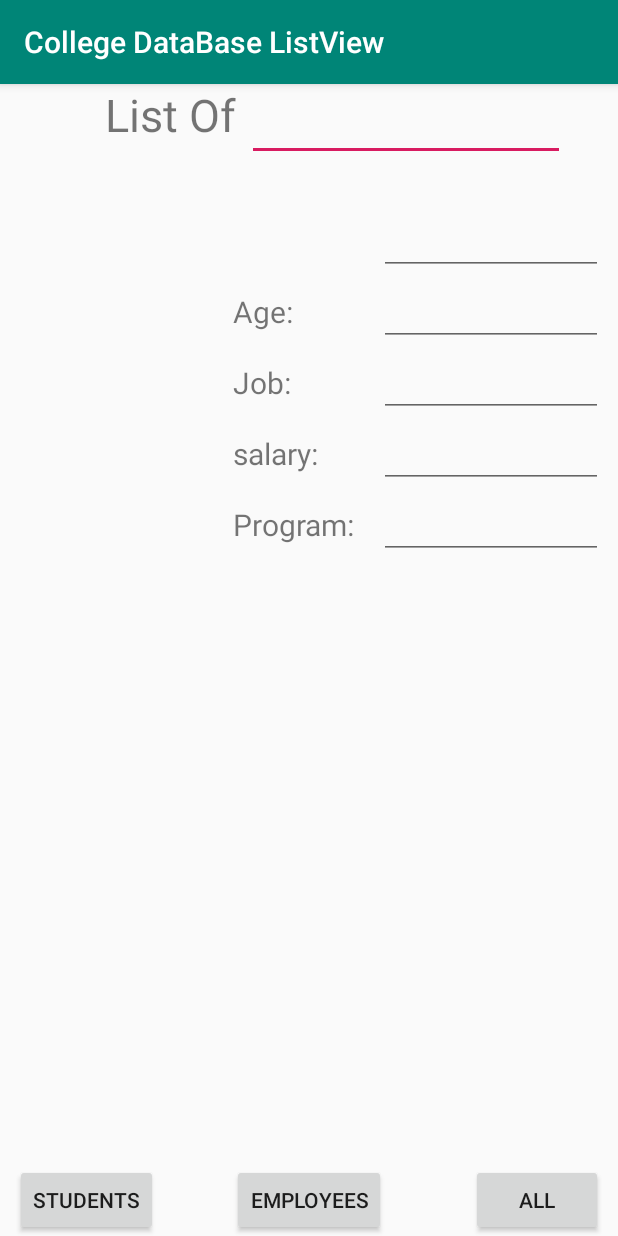
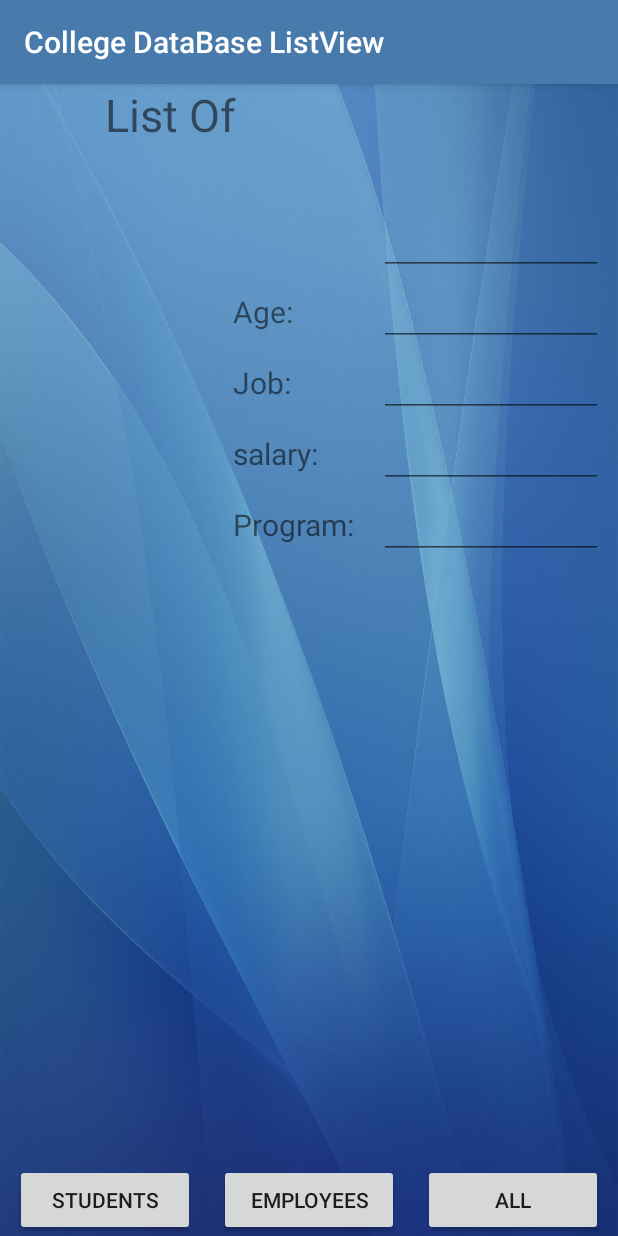
Before and after one commit to Saramazloumi/Employee-Student-listview, an Android app: the screen it shows after launch (MainActivity), on a phone screen of 412 x 824 dp. Run offline under Robolectric (Android 15) with nearby library versions, the phone set to English and light mode, and no system bars.

Commit message:
Design improved

```diff
--- a/app/src/main/res/drawable/item_pressed.xml
+++ b/app/src/main/res/drawable/item_pressed.xml
@@ -1,5 +1,5 @@
 <?xml version="1.0" encoding="utf-8"?>
 <shape xmlns:android="http://schemas.android.com/apk/res/android">
-    <solid android:color="#6d7de6"></solid>
+    <solid android:color="#dfad5d"></solid>
 
 </shape>
--- a/app/src/main/res/drawable/listview_style.xml
+++ b/app/src/main/res/drawable/listview_style.xml
@@ -1,5 +1,5 @@
 <?xml version="1.0" encoding="utf-8"?>
 <shape xmlns:android="http://schemas.android.com/apk/res/android">
-    <stroke android:width="2dp" android:color="#111"></stroke>
+    <stroke android:width="2dp" android:color="#0b0697"></stroke>
 
 </shape>
--- a/app/src/main/res/layout/activity_main.xml
+++ b/app/src/main/res/layout/activity_main.xml
@@ -4,6 +4,7 @@
     xmlns:tools="http://schemas.android.com/tools"
     android:layout_width="match_parent"
     android:layout_height="match_parent"
+    android:background="@drawable/back"
     tools:context=".MainActivity">
 
 
@@ -152,7 +153,7 @@
 
     <Button
         android:id="@+id/btnStudents"
-        android:layout_width="wrap_content"
+        android:layout_width="120dp"
         android:layout_height="wrap_content"
         app:layout_constraintBottom_toBottomOf="parent"
         app:layout_constraintLeft_toLeftOf="parent"
@@ -161,7 +162,7 @@
 
     <Button
         android:id="@+id/btnEmployees"
-        android:layout_width="wrap_content"
+        android:layout_width="120dp"
         android:layout_height="wrap_content"
         app:layout_constraintBottom_toBottomOf="parent"
         app:layout_constraintRight_toRightOf="parent"
@@ -170,7 +171,7 @@
 
     <Button
         android:id="@+id/btnAll"
-        android:layout_width="wrap_content"
+        android:layout_width="120dp"
         android:layout_height="wrap_content"
         app:layout_constraintBottom_toBottomOf="parent"
         app:layout_constraintRight_toRightOf="parent"
--- a/app/src/main/res/values/colors.xml
+++ b/app/src/main/res/values/colors.xml
@@ -1,6 +1,6 @@
 <?xml version="1.0" encoding="utf-8"?>
 <resources>
-    <color name="colorPrimary">#008577</color>
-    <color name="colorPrimaryDark">#00574B</color>
-    <color name="colorAccent">#D81B60</color>
+    <color name="colorPrimary">#487aac</color>
+    <color name="colorPrimaryDark">#4872a6</color>
+    <color name="colorAccent">#001b3fa9</color>
 </resources>
```
Also changed, not shown: app/src/main/res/drawable/back.jpg (added).
